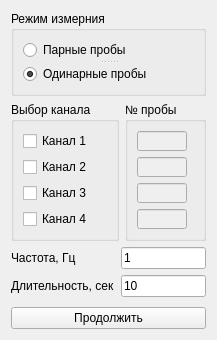
krang4d/Agrekola, file startmeasurment.ui: the form before one commit.
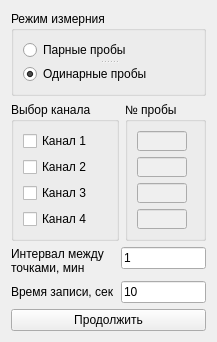
The form after the commit.

The edit to the form file:
```diff
--- a/startmeasurment.ui
+++ b/startmeasurment.ui
@@ -7,7 +7,7 @@
     <x>0</x>
     <y>0</y>
     <width>186</width>
-    <height>340</height>
+    <height>326</height>
    </rect>
   </property>
   <property name="windowTitle">
@@ -162,7 +162,8 @@
      <item row="0" column="0">
       <widget class="QLabel" name="label">
        <property name="text">
-        <string>Частота, Гц</string>
+        <string>Интервал между
+точками, мин</string>
        </property>
        <property name="buddy">
         <cstring>lineEdit_frequency</cstring>
@@ -179,7 +180,7 @@
      <item row="1" column="0">
       <widget class="QLabel" name="label_2">
        <property name="text">
-        <string>Длительность, сек</string>
+        <string>Время записи, сек</string>
        </property>
        <property name="buddy">
         <cstring>lineEdit_time</cstring>
```
Left out of the diff: 3 changed lines with no effect on the pictures.
